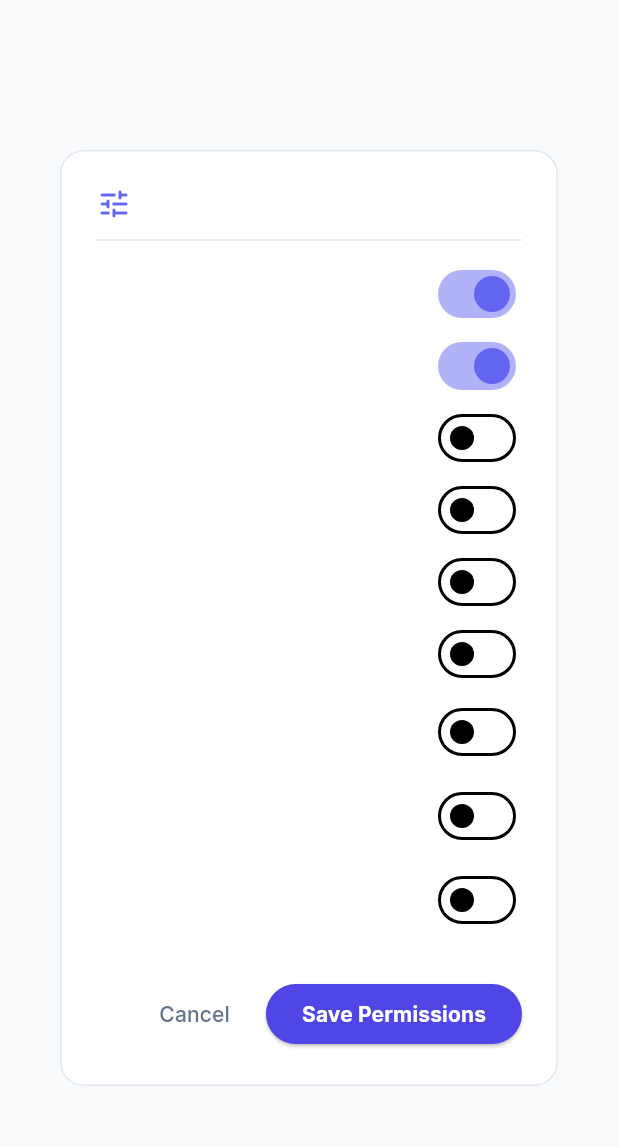
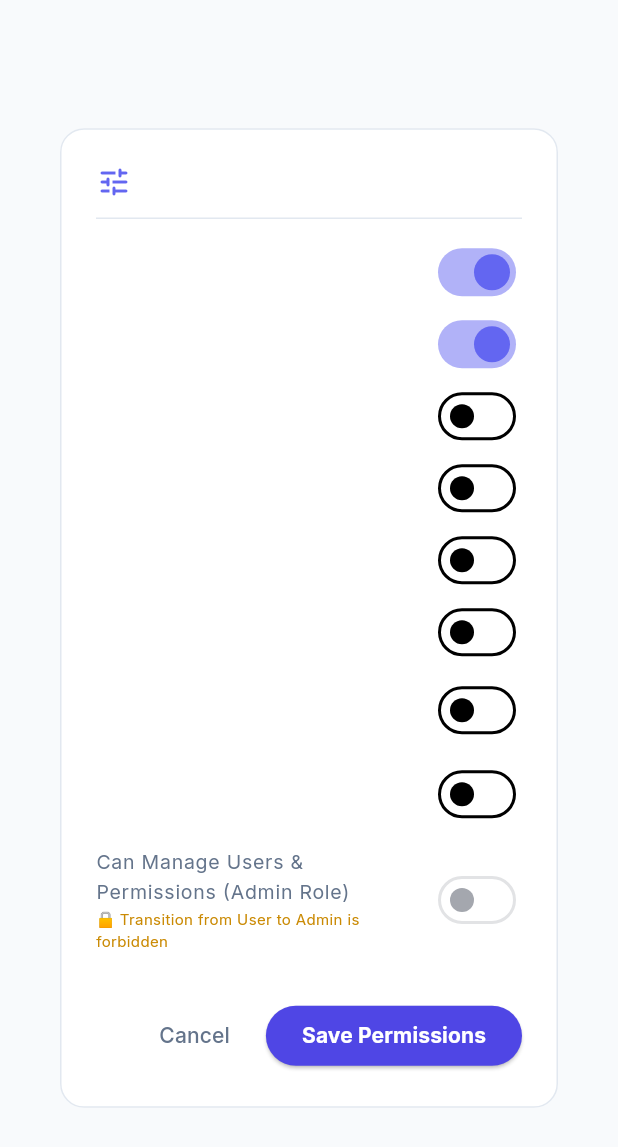
Before and after one commit to germenaly-lab/imhosys, a Flutter app: the _EditPermissionsModal widget shown alone on an empty page, opened directly with empty values, on a phone screen of 412 x 824 dp. Shown: the top 1147 px of the screen. Run offline on Flutter 3.47's test engine with Material 3 defaults, Android fonts, the light colour scheme and no system bars; our stand-ins replace cloud_firestore, csv, equatable, file_picker, firebase_core, fl_chart and 3 more; accounts and stored records are empty; network calls fail.

Commit message:
Enforce RBAC rule: forbid promoting User to Admin, allow downgrading Admin to User

```diff
--- a/lib/features/users/presentation/users_screen.dart
+++ b/lib/features/users/presentation/users_screen.dart
@@ -1076,7 +1076,16 @@ class _EditPermissionsModalState extends State<_EditPermissionsModal> {
             _buildSwitch(isArabic ? 'إجراء التحويلات بين الخزائن' : 'Can Execute Vault Transfers', _perm.canExecuteTransfer, (v) => setState(() => _perm = _perm.copyWith(canExecuteTransfer: v))),
             _buildSwitch(isArabic ? 'عرض أرصدة الخزائن والبنك (EGP/EUR/USD)' : 'Can View Vault Balances (EGP/EUR/USD)', _perm.canViewVaultBalances, (v) => setState(() => _perm = _perm.copyWith(canViewVaultBalances: v))),
             _buildSwitch(isArabic ? 'عرض إيرادات ودخل المشاريع' : 'Can View Project Revenues & Income', _perm.canViewProjectRevenues, (v) => setState(() => _perm = _perm.copyWith(canViewProjectRevenues: v))),
-            _buildSwitch(isArabic ? 'إدارة المستخدمين' : 'Can Manage Users & Permissions', _perm.canManageUsers, (v) => setState(() => _perm = _perm.copyWith(canManageUsers: v))),
+            _buildSwitch(
+              isArabic ? 'إدارة المستخدمين (صلاحية المسؤول Admin)' : 'Can Manage Users & Permissions (Admin Role)',
+              _perm.canManageUsers,
+              !widget.user.permissions.canManageUsers
+                  ? null
+                  : (v) => setState(() => _perm = _perm.copyWith(canManageUsers: v)),
+              subtitle: !widget.user.permissions.canManageUsers
+                  ? (isArabic ? '🔒 غير مسموح بالترقية من مستخدم إلى مسؤول' : '🔒 Transition from User to Admin is forbidden')
+                  : (isArabic ? '✅ مسموح بالتخفيض من مسؤول إلى مستخدم عادي' : '✅ Transition from Admin to User is allowed'),
+            ),
 
             const SizedBox(height: 24),
 
@@ -1107,11 +1116,14 @@ class _EditPermissionsModalState extends State<_EditPermissionsModal> {
     );
   }
 
-  Widget _buildSwitch(String label, bool value, Function(bool) onChanged) {
+  Widget _buildSwitch(String label, bool value, ValueChanged<bool>? onChanged, {String? subtitle}) {
     return SwitchListTile(
       dense: true,
       contentPadding: EdgeInsets.zero,
-      title: Text(label, style: const TextStyle(fontSize: 13, color: Colors.white)),
+      title: Text(label, style: TextStyle(fontSize: 13, color: onChanged == null ? AppColors.textSecondary : Colors.white)),
+      subtitle: subtitle != null
+          ? Text(subtitle, style: TextStyle(fontSize: 10, color: onChanged == null ? AppColors.warning : AppColors.success))
+          : null,
       value: value,
       activeThumbColor: AppColors.primaryLight,
       onChanged: onChanged,
```
Also changed, not shown: lib/features/users/bloc/user_bloc.dart (+13 -3 lines).
